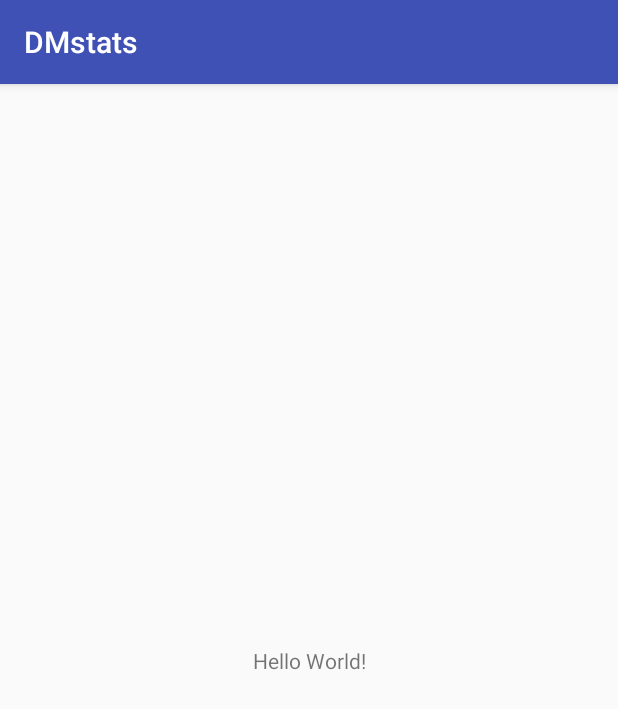
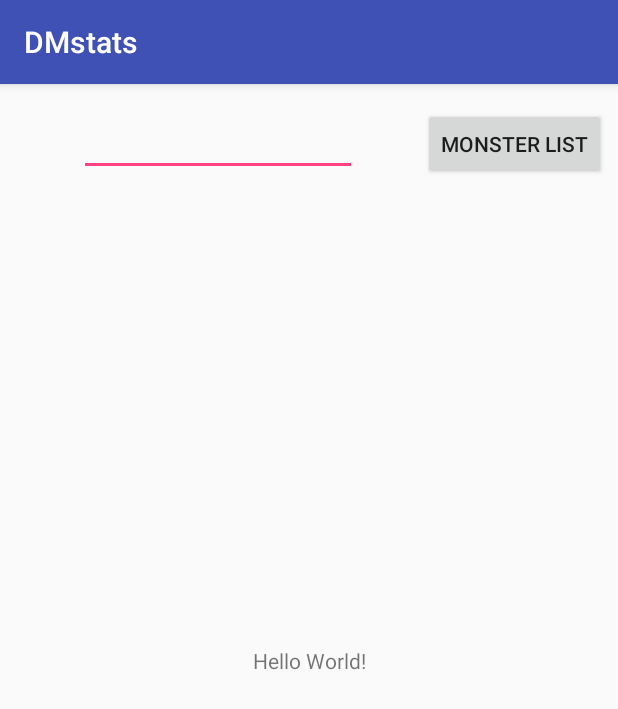
Before and after one commit to weard1212/DMStats, an Android app: the screen it shows after launch (MainActivity), on a phone screen of 412 x 824 dp. Shown: the top 709 px of the screen. Run offline under Robolectric (Android 15) with nearby library versions, the phone set to English and light mode, and no system bars.

Commit message:
Added a text box and button to the main activity. The button takes you to new monsterListActivity. I also added something to the manifest that sets main activity as a parent, which allows you to go back to it at any moment.

```diff
--- a/app/src/main/java/com/troot/dmstats/MainActivity.java
+++ b/app/src/main/java/com/troot/dmstats/MainActivity.java
@@ -1,13 +1,22 @@
 package com.troot.dmstats;
 
+import android.content.Intent;
 import android.support.v7.app.AppCompatActivity;
 import android.os.Bundle;
+import android.view.View;
 
 public class MainActivity extends AppCompatActivity {
 
+    public static final String EXTRA_MESSAGE = "com.example.myfirstapp.MESSAGE";
     @Override
     protected void onCreate(Bundle savedInstanceState) {
         super.onCreate(savedInstanceState);
         setContentView(R.layout.activity_main);
     }
+
+    /** Called when the user taps the Send button */
+    public void sendMessage(View view) {
+        Intent intent = new Intent(this, monsterListActivity.class);
+        startActivity(intent);
+    }
 }
--- a/app/src/main/res/layout/activity_main.xml
+++ b/app/src/main/res/layout/activity_main.xml
@@ -15,4 +15,31 @@
         app:layout_constraintRight_toRightOf="parent"
         app:layout_constraintTop_toTopOf="parent" />
 
+    <Button
+        android:id="@+id/button"
+        android:layout_width="wrap_content"
+        android:layout_height="wrap_content"
+        android:layout_marginEnd="8dp"
+        android:layout_marginRight="8dp"
+        android:layout_marginTop="16dp"
+        android:onClick="sendMessage"
+        android:text="Monster List"
+        app:layout_constraintEnd_toEndOf="parent"
+        app:layout_constraintTop_toTopOf="parent" />
+
+    <EditText
+        android:id="@+id/editText"
+        android:layout_width="185dp"
+        android:layout_height="wrap_content"
+        android:layout_marginEnd="8dp"
+        android:layout_marginLeft="16dp"
+        android:layout_marginRight="8dp"
+        android:layout_marginStart="16dp"
+        android:layout_marginTop="16dp"
+        android:ems="10"
+        android:inputType="textPersonName"
+        app:layout_constraintEnd_toStartOf="@+id/button"
+        app:layout_constraintStart_toStartOf="parent"
+        app:layout_constraintTop_toTopOf="parent" />
+
 </android.support.constraint.ConstraintLayout>
```
Also changed, not shown: app/src/main/AndroidManifest.xml (+7 -0 lines), app/src/main/java/com/troot/dmstats/monsterListActivity.java (added, +17 -0 lines), app/src/main/res/layout/activity_monster_list.xml (added, +9 -0 lines).
